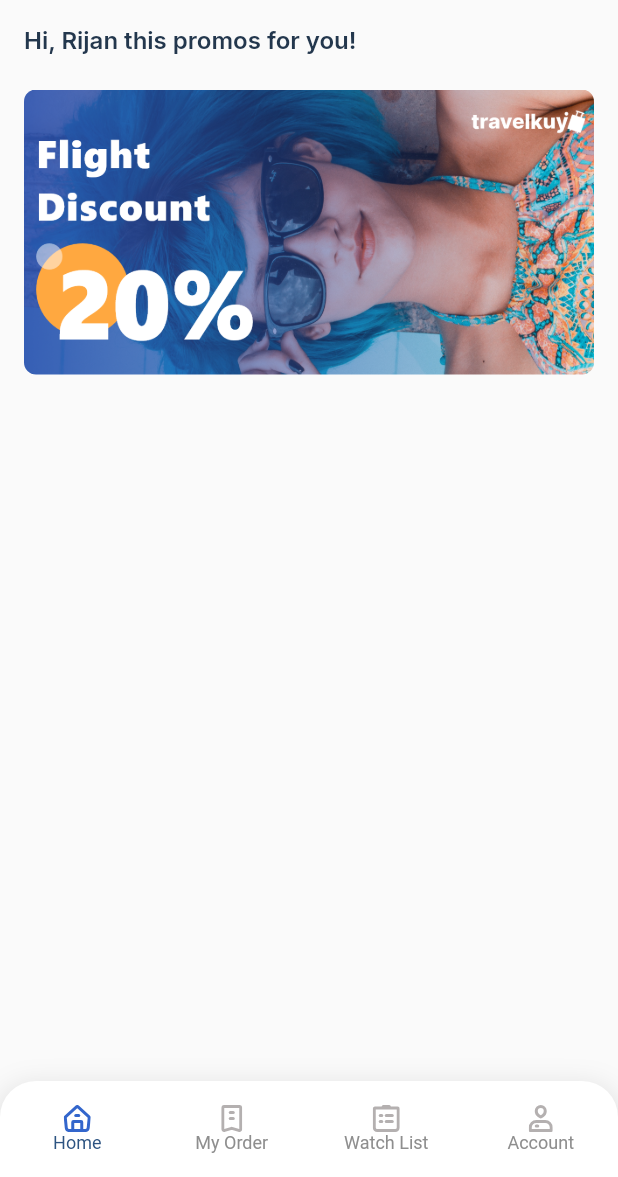
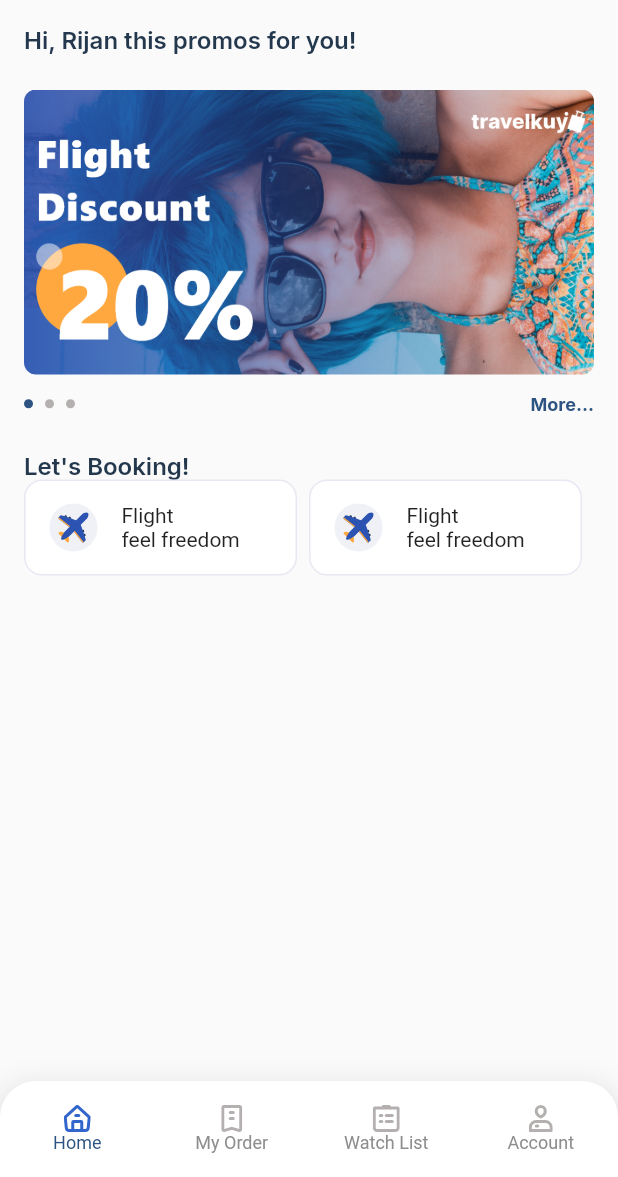
Before and after one commit to DeveloperRijan/flutter-travel-booking-app, a Flutter app: the screen it shows after launch, on a phone screen of 412 x 824 dp, the part 59-1236 px from its top. Run offline on Flutter 3.47's test engine with Material 2 defaults, Android fonts, the phone set to English and light mode, and no system bars; our stand-ins replace flutter_svg, flutter_swiper, google_fonts.

Commit message:
home screen menu/services list intial layout done + carousel indication done

```diff
--- a/lib/screen/home_screen.dart
+++ b/lib/screen/home_screen.dart
@@ -84,6 +84,121 @@ class _HomeScreenState extends State<HomeScreen> {
                   )
                 ],
               ),
+            ),
+            SizedBox(
+              height: 12,
+            ),
+
+            Container(
+              padding: EdgeInsets.only(left: 16, right: 16),
+              child: Row(
+                mainAxisAlignment: MainAxisAlignment.spaceBetween,
+                children: <Widget>[
+                  Row(
+                      children: map(carousels, (index, image) {
+                    return Container(
+                      alignment: Alignment.centerLeft,
+                      height: 6,
+                      width: 6,
+                      margin: EdgeInsets.only(right: 8),
+                      decoration: BoxDecoration(
+                          shape: BoxShape.circle,
+                          color: _current == index ? mBlueColor : mGrayColor),
+                    );
+                  })),
+
+                  //more
+                  Text(
+                    "More...",
+                    style: mMoreDiscountStyle,
+                  )
+                ],
+              ),
+            ),
+
+            //service section
+            Padding(
+              padding: EdgeInsets.only(left: 16, top: 24),
+              child: Text(
+                "Let's Booking!",
+                style: mTitleStyle,
+              ),
+            ),
+
+            //menu list
+            Container(
+              height: 144,
+              margin: EdgeInsets.only(left: 16, right: 16),
+              child: Column(
+                children: <Widget>[
+                  Row(
+                    children: [
+                      Expanded(
+                        child: Container(
+                          margin: EdgeInsets.only(right: 8),
+                          padding: EdgeInsets.only(left: 16),
+                          height: 64,
+                          decoration: BoxDecoration(
+                              color: mFillColor,
+                              borderRadius: BorderRadius.circular(12),
+                              border:
+                                  Border.all(color: mBorderClolor, width: 1)),
+                          child: Row(
+                            children: <Widget>[
+                              SvgPicture.asset(
+                                "assets/svg/service_flight_icon.svg",
+                                fit: BoxFit.contain,
+                              ),
+                              Padding(
+                                padding: EdgeInsets.only(left: 16),
+                                child: Column(
+                                  crossAxisAlignment: CrossAxisAlignment.start,
+                                  mainAxisAlignment: MainAxisAlignment.center,
+                                  children: [
+                                    Text("Flight"),
+                                    Text("feel freedom")
+                                  ],
+                                ),
+                              )
+                            ],
+                          ),
+                        ),
+                      ),
+                      Expanded(
+                        child: Container(
+                          margin: EdgeInsets.only(right: 8),
+                          padding: EdgeInsets.only(left: 16),
+                          height: 64,
+                          decoration: BoxDecoration(
+                              color: mFillColor,
+                              borderRadius: BorderRadius.circular(12),
+                              border:
+                                  Border.all(color: mBorderClolor, width: 1)),
+                          child: Row(
+                            children: <Widget>[
+                              SvgPicture.asset(
+                                "assets/svg/service_flight_icon.svg",
+                                fit: BoxFit.contain,
+                              ),
+                              Padding(
+                                padding: EdgeInsets.only(left: 16),
+                                child: Column(
+                                  crossAxisAlignment: CrossAxisAlignment.start,
+                                  mainAxisAlignment: MainAxisAlignment.center,
+                                  children: [
+                                    Text("Flight"),
+                                    Text("feel freedom")
+                                  ],
+                                ),
+                              )
+                            ],
+                          ),
+                        ),
+                      )
+                    ],
+                  )
+                ],
+              ),
             )
           ],
         ),
```
